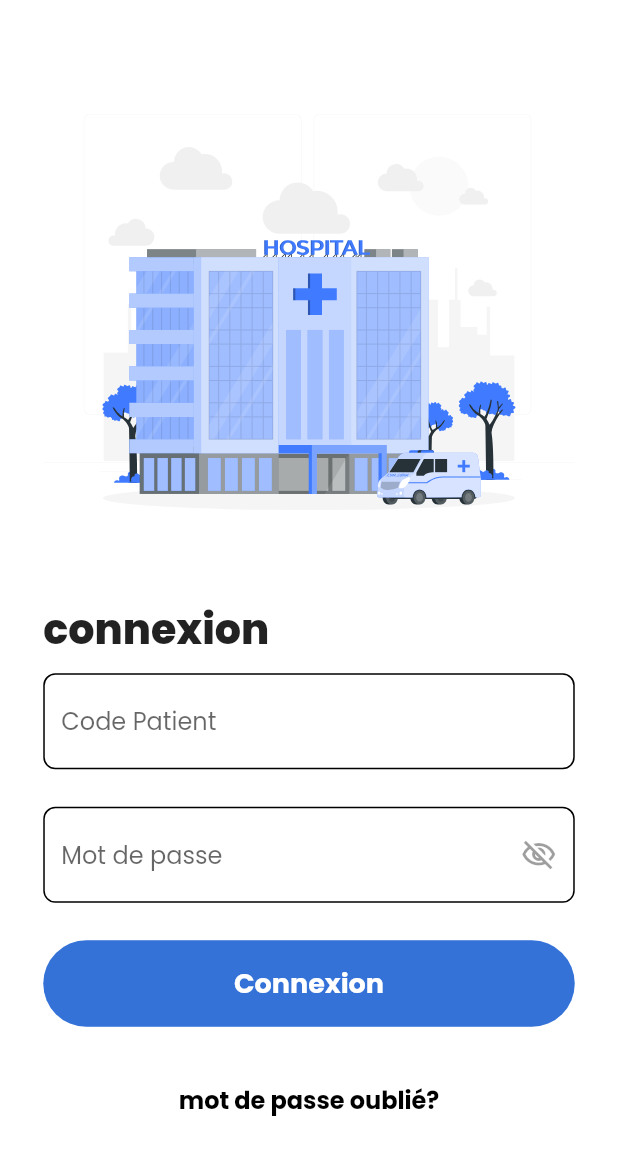
After one commit to graceyaob/doctrosso, a Flutter app: the screen it shows after launch, on a phone screen of 412 x 824 dp. The commit adds this screen. Shown: the top 1155 px of the screen. Run offline on Flutter 3.47's test engine with Material 2 defaults, Android fonts, the phone set to English and light mode, and no system bars; our stand-ins replace flutter_svg, google_fonts.

Commit message:
debut containerApp

```diff
--- /dev/null
+++ b/lib/components/button.dart
@@ -0,0 +1,43 @@
+import 'package:doctrosso/utils/config.dart';
+import 'package:flutter/material.dart';
+
+class Button extends StatelessWidget {
+  const Button(
+      {super.key,
+      required this.width,
+      required this.title,
+      required this.onPressed,
+      required this.disable});
+
+  final double width;
+  final String title;
+  final bool disable;
+  final Function onPressed;
+
+  @override
+  Widget build(BuildContext context) {
+    double largeur = MediaQuery.of(context).size.width;
+    double hauteur = MediaQuery.of(context).size.height;
+    Config().init(context);
+    return Container(
+      decoration: BoxDecoration(
+          color: Config.couleurPrincipale,
+          borderRadius: BorderRadius.circular(30)),
+      width: width,
+      child: ElevatedButton(
+        onPressed: disable ? null : onPressed(),
+        style: ElevatedButton.styleFrom(
+          shape:
+              RoundedRectangleBorder(borderRadius: BorderRadius.circular(30)),
+          minimumSize:
+              Size(Config.screenWidth! * 6, Config.screenHeight! * 0.07),
+        ),
+        child: Text(
+          title,
+          style: const TextStyle(
+              fontSize: 18, fontWeight: FontWeight.bold, color: Colors.white),
+        ),
+      ),
+    );
+  }
+}
--- /dev/null
+++ b/lib/components/imageProfil.dart
@@ -0,0 +1,12 @@
+import 'package:flutter/material.dart';
+
+class CadrePhoto extends StatelessWidget {
+  const CadrePhoto({super.key});
+
+  @override
+  Widget build(BuildContext context) {
+    return CircleAvatar(
+      backgroundImage: AssetImage("assets/images/portrait_femme.jpg"),
+    );
+  }
+}
--- /dev/null
+++ b/lib/components/login_form.dart
@@ -0,0 +1,76 @@
+import 'package:doctrosso/components/button.dart';
+import 'package:doctrosso/pages/home.dart';
+import 'package:doctrosso/utils/config.dart';
+import 'package:flutter/material.dart';
+
+class LoginForm extends StatefulWidget {
+  const LoginForm({super.key});
+
+  @override
+  State<LoginForm> createState() => _LoginFormState();
+}
+
+class _LoginFormState extends State<LoginForm> {
+  final _formKey = GlobalKey<FormState>();
+  final _isnController = TextEditingController();
+  final _passwordController = TextEditingController();
+  bool osbcurePass = true;
+  @override
+  Widget build(BuildContext context) {
+    return Form(
+      key: _formKey,
+      child: Column(
+        mainAxisAlignment: MainAxisAlignment.start,
+        children: [
+          // formulaire de connexion
+          TextFormField(
+            controller: _isnController,
+            keyboardType: TextInputType.text,
+            cursorColor: Colors.black12,
+            decoration: const InputDecoration(
+              hintText: "Code Patient",
+              labelText: "Code Patient",
+              alignLabelWithHint: true,
+            ),
+          ),
+          Config.spaceSmall,
+          TextFormField(
+            controller: _passwordController,
+            keyboardType: TextInputType.visiblePassword,
+            obscureText: osbcurePass,
+            cursorColor: Colors.black12,
+            decoration: InputDecoration(
+                hintText: "Mot de passe",
+                labelText: "Mot de passe",
+                alignLabelWithHint: true,
+                suffixIcon: IconButton(
+                    onPressed: () {
+                      setState(() {
+                        osbcurePass = !osbcurePass;
+                      });
+                    },
+                    icon: osbcurePass
+                        ? const Icon(
+                            Icons.visibility_off_outlined,
+                            color: Colors.black38,
+                          )
+                        : const Icon(
+                            Icons.visibility_outlined,
+                            color: Config.couleurPrincipale,
+                          ))),
+          ),
+
+          // login button
+          Config.spaceSmall,
+          Button(
+              width: double.infinity,
+              title: "Connexion",
+              onPressed: () {
+                HomePage();
+              },
+              disable: false)
+        ],
+      ),
+    );
+  }
+}
--- /dev/null
+++ b/lib/components/welcome.dart
@@ -0,0 +1,10 @@
+import 'package:flutter/material.dart';
+
+class Welcome extends StatelessWidget {
+  const Welcome({super.key});
+
+  @override
+  Widget build(BuildContext context) {
+    return const Placeholder();
+  }
+}
--- a/lib/main.dart
+++ b/lib/main.dart
@@ -1,10 +1,11 @@
-import 'package:doctrosso/pages/acceuil.dart';
 import 'package:doctrosso/pages/connexion.dart';
-import 'package:doctrosso/pages/home.dart';
+import 'package:doctrosso/pages/login.dart';
+import 'package:doctrosso/utils/config.dart';
 import 'package:flutter/material.dart';
+import 'package:google_fonts/google_fonts.dart';
 
 //mes variables
-var couleurBouton = Color(0xFF3B82F6);
+var couleurBouton = const Color(0xFF3B82F6);
 
 void main() {
   runApp(const MyApp());
@@ -12,12 +13,31 @@ void main() {
 
 class MyApp extends StatelessWidget {
   const MyApp({super.key});
+  static final navigatorKey = GlobalKey<NavigatorState>();
 
   @override
   Widget build(BuildContext context) {
-    return const MaterialApp(
+    return MaterialApp(
+      title: "Doctrôssô",
       debugShowCheckedModeBanner: false,
-      home: HomePage(),
+      theme: ThemeData(
+          inputDecorationTheme: const InputDecorationTheme(
+              focusColor: Config.couleurPrincipale,
+              border: Config.outLinedBorder,
+              focusedBorder: Config.focusBorder,
+              errorBorder: Config.errorBorder,
+              enabledBorder: Config.outLinedBorder,
+              floatingLabelStyle: TextStyle(color: Config.couleurPrincipale)),
+          scaffoldBackgroundColor: Colors.white,
+          bottomNavigationBarTheme: BottomNavigationBarThemeData(
+              backgroundColor: Config.couleurPrincipale,
+              selectedItemColor: Colors.white,
+              showSelectedLabels: false,
+              unselectedItemColor: Colors.grey.shade700,
+              elevation: 10,
+              type: BottomNavigationBarType.fixed),
+          textTheme: GoogleFonts.poppinsTextTheme()),
+      home: const AuthPageState(),
     );
   }
 }
--- /dev/null
+++ b/lib/pages/containerApp.dart
@@ -0,0 +1,30 @@
+import 'package:doctrosso/pages/consultaion.dart';
+import 'package:doctrosso/pages/home.dart';
+import 'package:flutter/material.dart';
+
+class ContainerApp extends StatefulWidget {
+  const ContainerApp({super.key});
+
+  @override
+  State<ContainerApp> createState() => _ContainerAppState();
+}
+
+int currentPage = 0;
+final PageController _pageController = PageController();
+
+class _ContainerAppState extends State<ContainerApp> {
+  @override
+  Widget build(BuildContext context) {
+    return Scaffold(
+      body: PageView(
+        controller: _pageController,
+        onPageChanged: ((value) {
+          setState(() {
+            currentPage = value;
+          });
+        }),
+        children: [HomePage(), ConsultationPAge()],
+      ),
+    );
+  }
+}
--- a/lib/pages/home.dart
+++ b/lib/pages/home.dart
@@ -1,4 +1,4 @@
-import 'package:doctrosso/main.dart';
+import 'package:doctrosso/components/imageProfil.dart';
 import 'package:flutter/material.dart';
 
 class HomePage extends StatefulWidget {
@@ -11,28 +11,8 @@ class HomePage extends StatefulWidget {
 class _HomePageState extends State<HomePage> {
   @override
   Widget build(BuildContext context) {
-    double hauteur = MediaQuery.of(context).size.width;
     return Scaffold(
-        backgroundColor: Colors.white,
-        bottomNavigationBar: OverflowBox(
-            minHeight: 80.0, // Hauteur minimale de la barre de navigation
-            maxHeight: 100.0, // Hauteur maximale de la barre de navigation
-            alignment: Alignment.bottomCenter,
-            child: BottomNavigationBar(
-              items: [
-                BottomNavigationBarItem(
-                  icon: Icon(Icons.home),
-                  label: 'Accueil',
-                ),
-                BottomNavigationBarItem(
-                  icon: Icon(Icons.business),
-                  label: 'Entreprise',
-                ),
-                BottomNavigationBarItem(
-                  icon: Icon(Icons.school),
-                  label: 'École',
-                ),
-              ],
-            )));
+      body: CadrePhoto(),
+    );
   }
 }
--- /dev/null
+++ b/lib/pages/login.dart
@@ -0,0 +1,60 @@
+import 'package:doctrosso/components/login_form.dart';
+import 'package:doctrosso/utils/config.dart';
+import 'package:doctrosso/utils/text.dart';
+import 'package:flutter/material.dart';
+import 'package:flutter_svg/flutter_svg.dart';
+
+class AuthPageState extends StatefulWidget {
+  const AuthPageState({super.key});
+
+  @override
+  State<AuthPageState> createState() => _AuthPageStateState();
+}
+
+class _AuthPageStateState extends State<AuthPageState> {
+  @override
+  Widget build(BuildContext context) {
+    double largeur = MediaQuery.of(context).size.width;
+    double hauteur = MediaQuery.of(context).size.height;
+    return Scaffold(
+      body: Padding(
+          padding: EdgeInsets.symmetric(
+              horizontal: largeur * 0.07, vertical: largeur * 0.07),
+          child: SingleChildScrollView(
+            child: SafeArea(
+                child: Column(
+              mainAxisAlignment: MainAxisAlignment.start,
+              crossAxisAlignment: CrossAxisAlignment.start,
+              children: [
+                SvgPicture.asset(
+                  "assets/images/Hospital.svg",
+                  height: hauteur * 0.45,
+                ),
+                Text(
+                  AppText.enText['connexion']!,
+                  style: TextStyle(
+                      fontWeight: FontWeight.w800, fontSize: largeur / 15),
+                ),
+                SizedBox(
+                  height: hauteur * 0.01,
+                ),
+                const LoginForm(),
+                Config.spaceSmall,
+                Center(
+                  child: TextButton(
+                    onPressed: () {},
+                    child: Text(
+                      AppText.enText['forgot-password']!,
+                      style: const TextStyle(
+                          fontSize: 16,
+                          fontWeight: FontWeight.bold,
+                          color: Colors.black),
+                    ),
+                  ),
+                ),
+              ],
+            )),
+          )),
+    );
+  }
+}
--- a/lib/utils/config.dart
+++ b/lib/utils/config.dart
@@ -40,4 +40,5 @@ class Config {
   static const errorBorder = OutlineInputBorder(
       borderRadius: BorderRadius.all(Radius.circular(8)),
       borderSide: BorderSide(color: Colors.red));
+  static const couleurPrincipale = Color(0xFF3B82F6);
 }
--- a/lib/utils/text.dart
+++ b/lib/utils/text.dart
@@ -0,0 +1,8 @@
+import 'package:flutter/material.dart';
+
+class AppText {
+  static final enText = {
+    "forgot-password": "mot de passe oublié?",
+    "connexion": "connexion"
+  };
+}
```
Also changed, not shown: assets/images/portrait-adolescente-africaine-visage-souriant-heureux.jpg (added), lib/pages/consultaion.dart (added), 2 other files.
